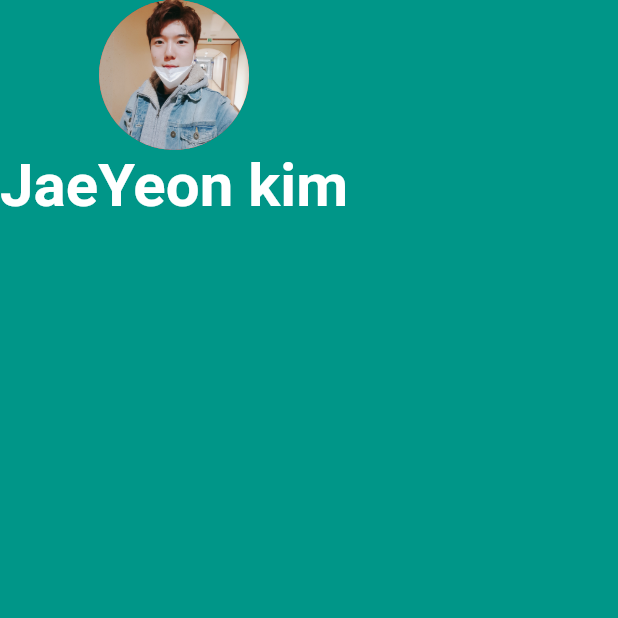
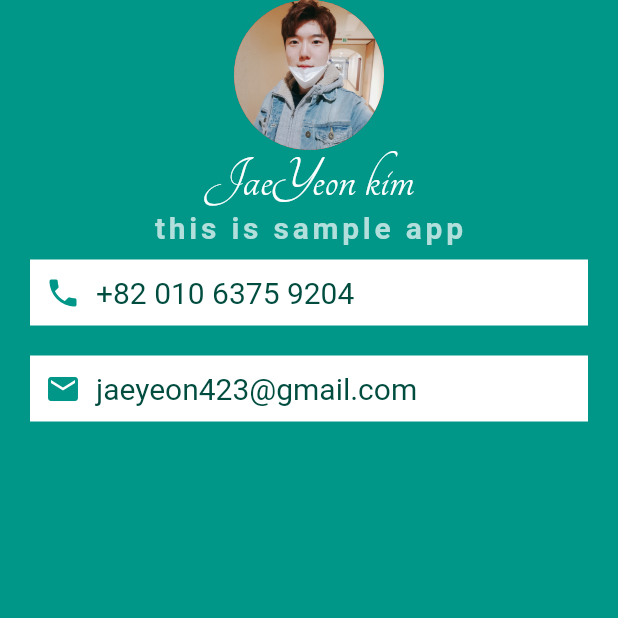
Before and after one commit to studykimkim/flutter, a Flutter app: the screen it shows after launch, on a phone screen of 412 x 824 dp, the top half of it. Run offline on Flutter 3.47's test engine with Material 2 defaults, Android fonts, the phone set to English and light mode, and no system bars; our stand-ins replace sqflite; accounts and stored records are empty.

Commit message:
add font, micard-contariner

```diff
--- a/flutter_study/lib/main.dart
+++ b/flutter_study/lib/main.dart
@@ -21,14 +21,64 @@
             Text(
               'JaeYeon kim',
               style: TextStyle(
-                  fontSize: 40,
+                  fontSize: 40, color: Colors.white, fontFamily: 'Pacifico'),
+            ),
+            Text(
+              'this is sample app',
+              style: TextStyle(
+                  color: Colors.teal.shade100,
+                  fontSize: 20,
+                  letterSpacing: 2.5,
+                  fontWeight: FontWeight.bold),
+            ),
+            Container(
+              padding: EdgeInsets.all(10.0),
               color: Colors.white,
-                  fontWeight: FontWeight.bold
+              margin: EdgeInsets.symmetric(vertical: 10.0,horizontal: 20.0),
+              child: Row(
+                children: <Widget>[
+                  Icon(
+                    Icons.phone,
+                    color: Colors.teal,
+                  ),
+                  SizedBox(
+                    width: 10.0,
+                  ),
+                  Text(
+                    '+82 010 6375 9204',
+                    style: TextStyle(
+                      color: Colors.teal.shade900,
+                      fontSize: 20,
                     ),
                   ),
                 ],
-          )
               ),
+            ),
+            Container(
+              padding: EdgeInsets.all(10.0),
+              color: Colors.white,
+              margin: EdgeInsets.symmetric(vertical: 10.0,horizontal: 20.0),
+              child: Row(
+                children: <Widget>[
+                  Icon(
+                    Icons.email,
+                    color: Colors.teal,
+                  ),
+                  SizedBox(
+                    width: 10.0,
+                  ),
+                  Text(
+                    'jaeyeon423@gmail.com',
+                    style: TextStyle(
+                      color: Colors.teal.shade900,
+                      fontSize: 20,
+                    ),
+                  ),
+                ],
+              ),
+            ),
+          ],
+        )),
       ),
     );
   }
--- a/flutter_study/pubspec.yaml
+++ b/flutter_study/pubspec.yaml
@@ -22,3 +22,8 @@
   uses-material-design: true
   assets:
     - images/sample1.jpg
+  fonts:
+    - family: Pacifico
+      fonts:
+        - asset: fonts/Tangerine-Bold.ttf
+        - asset: fonts/Tangerine-Regular.ttf
```
Also changed, not shown: flutter_study/fonts/Tangerine-Bold.ttf (added), flutter_study/fonts/Tangerine-Regular.ttf (added). Lines whose indentation alone changed are shown as unchanged.
